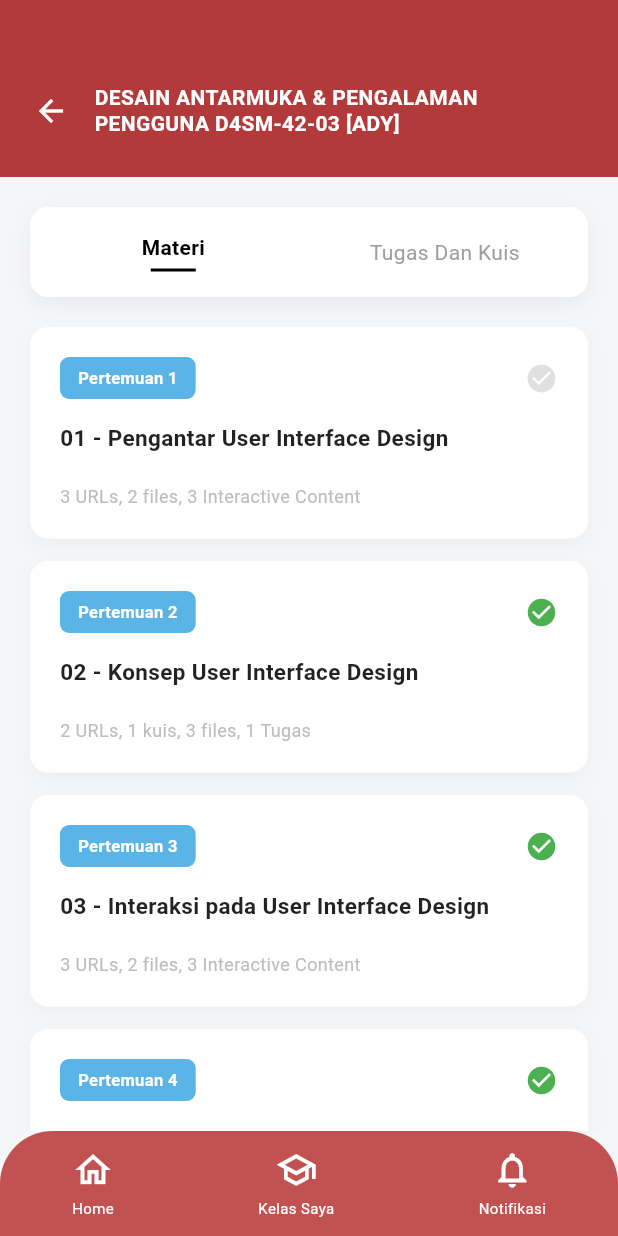
After one commit to JamaluddinNasrul/UAS-Flutter, a Flutter app: the screen it shows after launch, item 2 of the bottom bar chosen, after a tap on "2021/2", on a phone screen of 412 x 824 dp. The commit adds this screen. Run offline on Flutter 3.47's test engine with Material 3 defaults, Android fonts, the phone set to English and light mode, and no system bars; network calls fail.

Commit message:
Meneruskan Halaman Beranda

```diff
--- /dev/null
+++ b/lib/course_detail_page.dart
@@ -0,0 +1,380 @@
+import 'package:flutter/material.dart';
+
+class CourseDetailPage extends StatefulWidget {
+  final String courseTitle;
+
+  const CourseDetailPage({super.key, required this.courseTitle});
+
+  @override
+  State<CourseDetailPage> createState() => _CourseDetailPageState();
+}
+
+class _CourseDetailPageState extends State<CourseDetailPage> {
+  int activeTab = 0; // 0 for Materi, 1 for Tugas Dan Kuis
+
+  @override
+  Widget build(BuildContext context) {
+    return Scaffold(
+      backgroundColor: const Color(0xFFF5F6F8),
+      body: Column(
+        children: [
+          // Header
+          Container(
+            padding: const EdgeInsets.only(top: 50, left: 10, right: 20, bottom: 20),
+            color: const Color(0xFFB33A3A),
+            child: Row(
+              children: [
+                IconButton(
+                  icon: const Icon(Icons.arrow_back, color: Colors.white),
+                  onPressed: () => Navigator.pop(context),
+                ),
+                const SizedBox(width: 5),
+                Expanded(
+                  child: Text(
+                    widget.courseTitle,
+                    style: const TextStyle(
+                      color: Colors.white,
+                      fontSize: 14,
+                      fontWeight: FontWeight.bold,
+                      height: 1.2,
+                    ),
+                  ),
+                ),
+              ],
+            ),
+          ),
+
+          // Custom Tabs
+          Container(
+            margin: const EdgeInsets.all(20),
+            padding: const EdgeInsets.all(5),
+            decoration: BoxDecoration(
+              color: Colors.white,
+              borderRadius: BorderRadius.circular(12),
+              boxShadow: [
+                BoxShadow(
+                  color: Colors.black.withOpacity(0.05),
+                  blurRadius: 10,
+                  offset: const Offset(0, 5),
+                ),
+              ],
+            ),
+            child: Row(
+              children: [
+                _buildTabItem(0, 'Materi'),
+                _buildTabItem(1, 'Tugas Dan Kuis'),
+              ],
+            ),
+          ),
+
+          // Course Content List
+          Expanded(
+            child: activeTab == 0
+              ? _buildMateriList()
+              : _buildTugasKuisList(),
+          ),
+        ],
+      ),
+      bottomNavigationBar: Container(
+        height: 70,
+        width: double.infinity,
+        decoration: const BoxDecoration(
+          color: Color(0xFFC25151),
+          borderRadius: BorderRadius.only(
+            topLeft: Radius.circular(35),
+            topRight: Radius.circular(35),
+          ),
+        ),
+        child: Row(
+          mainAxisAlignment: MainAxisAlignment.spaceAround,
+          children: [
+            _buildNavItem(Icons.home_outlined, 'Home', false),
+            _buildNavItem(Icons.school_outlined, 'Kelas Saya', true),
+            _buildNavItem(Icons.notifications_outlined, 'Notifikasi', false),
+          ],
+        ),
+      ),
+    );
+  }
+
+  Widget _buildMateriList() {
+    return ListView(
+      padding: const EdgeInsets.symmetric(horizontal: 20),
+      children: [
+        _buildMeetingCard(
+          meetingNumber: 'Pertemuan 1',
+          title: '01 - Pengantar User Interface Design',
+          stats: '3 URLs, 2 files, 3 Interactive Content',
+          isCompleted: false,
+        ),
+        const SizedBox(height: 15),
+        _buildMeetingCard(
+          meetingNumber: 'Pertemuan 2',
+          title: '02 - Konsep User Interface Design',
+          stats: '2 URLs, 1 kuis, 3 files, 1 Tugas',
+          isCompleted: true,
+        ),
+        const SizedBox(height: 15),
+        _buildMeetingCard(
+          meetingNumber: 'Pertemuan 3',
+          title: '03 - Interaksi pada User Interface Design',
+          stats: '3 URLs, 2 files, 3 Interactive Content',
+          isCompleted: true,
+        ),
+        const SizedBox(height: 15),
+        _buildMeetingCard(
+          meetingNumber: 'Pertemuan 4',
+          title: '04 - Ethnographic Observation',
+          stats: '3 URLs, 2 files, 3 Interactive Content',
+          isCompleted: true,
+        ),
+        const SizedBox(height: 100),
+      ],
+    );
+  }
+
+  Widget _buildTugasKuisList() {
+    return ListView(
+      padding: const EdgeInsets.symmetric(horizontal: 20),
+      children: [
+        _buildAssessmentCard(
+          type: 'QUIZ',
+          title: 'Quiz Review 01',
+          deadline: 'Tenggat Waktu : 26 Februari 2021 23:59 WIB',
+          isCompleted: true,
+          icon: Icons.quiz_outlined,
+        ),
+        const SizedBox(height: 15),
+        _buildAssessmentCard(
+          type: 'Tugas',
+          title: 'Tugas 01 - UID Android Mobile Game',
+          deadline: 'Tenggat Waktu : 26 Februari 2021 23:59 WIB',
+          isCompleted: false,
+          icon: Icons.assignment_outlined,
+        ),
+        const SizedBox(height: 15),
+        _buildAssessmentCard(
+          type: 'Pertemuan 3',
+          title: 'Kuis - Assessment 2',
+          deadline: 'Tenggat Waktu : 26 Februari 2021 23:59 WIB',
+          isCompleted: true,
+          icon: Icons.quiz_outlined,
+        ),
+        const SizedBox(height: 100),
+      ],
+    );
+  }
+
+  Widget _buildAssessmentCard({
+    required String type,
+    required String title,
+    required String deadline,
+    required bool isCompleted,
+    required IconData icon,
+  }) {
+    return Container(
+      padding: const EdgeInsets.all(20),
+      decoration: BoxDecoration(
+        color: Colors.white,
+        borderRadius: BorderRadius.circular(12),
+        boxShadow: [
+          BoxShadow(
+            color: Colors.black.withOpacity(0.03),
+            blurRadius: 10,
+            offset: const Offset(0, 5),
+          ),
+        ],
+      ),
+      child: Column(
+        crossAxisAlignment: CrossAxisAlignment.start,
+        children: [
+          Row(
+            mainAxisAlignment: MainAxisAlignment.spaceBetween,
+            children: [
+              Container(
+                padding: const EdgeInsets.symmetric(horizontal: 12, vertical: 6),
+                decoration: BoxDecoration(
+                  color: const Color(0xFF5AB4E5),
+                  borderRadius: BorderRadius.circular(6),
+                ),
+                child: Text(
+                  type,
+                  style: const TextStyle(
+                    color: Colors.white,
+                    fontSize: 11,
+                    fontWeight: FontWeight.bold,
+                  ),
+                ),
+              ),
+              Icon(
+                Icons.check_circle,
+                color: isCompleted ? Colors.green : Colors.grey[300],
+                size: 22,
+              ),
+            ],
+          ),
+          const SizedBox(height: 15),
+          Row(
+            children: [
+              Icon(icon, size: 40, color: Colors.black87),
+              const SizedBox(width: 15),
+              Expanded(
+                child: Text(
+                  title,
+                  style: const TextStyle(
+                    fontSize: 15,
+                    fontWeight: FontWeight.w600,
+                    color: Colors.black87,
+                  ),
+                ),
+              ),
+            ],
+          ),
+          const SizedBox(height: 20),
+          Text(
+            deadline,
+            style: TextStyle(
+              color: Colors.grey[400],
+              fontSize: 11,
+            ),
+          ),
+        ],
+      ),
+    );
+  }
+
+  Widget _buildTabItem(int index, String label) {
+    bool isActive = activeTab == index;
+    return Expanded(
+      child: GestureDetector(
+        onTap: () => setState(() => activeTab = index),
+        child: Container(
+          padding: const EdgeInsets.symmetric(vertical: 12),
+          decoration: BoxDecoration(
+            color: Colors.white,
+            borderRadius: BorderRadius.circular(8),
+          ),
+          child: Column(
+            mainAxisSize: MainAxisSize.min,
+            children: [
+              Text(
+                label,
+                style: TextStyle(
+                  color: isActive ? Colors.black : Colors.grey,
+                  fontWeight: isActive ? FontWeight.bold : FontWeight.normal,
+                  fontSize: 14,
+                ),
+              ),
+              if (isActive)
+                Padding(
+                  padding: const EdgeInsets.only(top: 4),
+                  child: Container(
+                    width: 30,
+                    height: 2,
+                    color: Colors.black,
+                  ),
+                ),
+            ],
+          ),
+        ),
+      ),
+    );
+  }
+
+  Widget _buildMeetingCard({
+    required String meetingNumber,
+    required String title,
+    required String stats,
+    required bool isCompleted,
+  }) {
+    return Container(
+      padding: const EdgeInsets.all(20),
+      decoration: BoxDecoration(
+        color: Colors.white,
+        borderRadius: BorderRadius.circular(12),
+        boxShadow: [
+          BoxShadow(
+            color: Colors.black.withOpacity(0.03),
+            blurRadius: 10,
+            offset: const Offset(0, 5),
+          ),
+        ],
+      ),
+      child: Column(
+        crossAxisAlignment: CrossAxisAlignment.start,
+        children: [
+          Row(
+            mainAxisAlignment: MainAxisAlignment.spaceBetween,
+            children: [
+              Container(
+                padding: const EdgeInsets.symmetric(horizontal: 12, vertical: 6),
+                decoration: BoxDecoration(
+                  color: const Color(0xFF5AB4E5),
+                  borderRadius: BorderRadius.circular(6),
+                ),
+                child: Text(
+                  meetingNumber,
+                  style: const TextStyle(
+                    color: Colors.white,
+                    fontSize: 11,
+                    fontWeight: FontWeight.bold,
+                  ),
+                ),
+              ),
+              Icon(
+                Icons.check_circle,
+                color: isCompleted ? Colors.green : Colors.grey[300],
+                size: 22,
+              ),
+            ],
+          ),
+          const SizedBox(height: 15),
+          Text(
+            title,
+            style: const TextStyle(
+              fontSize: 15,
+              fontWeight: FontWeight.w600,
+              color: Colors.black87,
+            ),
+          ),
+          const SizedBox(height: 20),
+          Text(
+            stats,
+            style: TextStyle(
+              color: Colors.grey[400],
+              fontSize: 12,
+            ),
+          ),
+        ],
+      ),
+    );
+  }
+
+  Widget _buildNavItem(IconData icon, String label, bool isActive) {
+    return GestureDetector(
+      onTap: () {
+        if (label == 'Home') {
+          Navigator.of(context).popUntil((route) => route.isFirst);
+        }
+      },
+      child: Column(
+        mainAxisSize: MainAxisSize.min,
+        children: [
+          Icon(
+            icon,
+            color: Colors.white,
+            size: 28,
+          ),
+          const SizedBox(height: 4),
+          Text(
+            label,
+            style: const TextStyle(
+              color: Colors.white,
+              fontSize: 10,
+            ),
+          ),
+        ],
+      ),
+    );
+  }
+}
--- a/lib/home_page.dart
+++ b/lib/home_page.dart
@@ -1,6 +1,7 @@
 import 'package:flutter/material.dart';
 import 'package:dimmah/my_classes_page.dart';
 import 'package:dimmah/notifications_page.dart';
+import 'package:dimmah/course_detail_page.dart';
 
 class HomePage extends StatelessWidget {
   const HomePage({super.key});
@@ -205,12 +206,30 @@ class HomePage extends StatelessWidget {
                   ),
                   const SizedBox(height: 15),
                   // Class Progress Card
-                  Container(
+                  GestureDetector(
+                    onTap: () {
+                      Navigator.push(
+                        context,
+                        MaterialPageRoute(
+                          builder: (context) => const CourseDetailPage(
+                            courseTitle: 'DESAIN ANTARMUKA & PENGALAMAN PENGGUNA D4SM-42-03 [ADY]',
+                          ),
+                        ),
+                      );
+                    },
+                    child: Container(
                       width: double.infinity,
                       padding: const EdgeInsets.all(12),
                       decoration: BoxDecoration(
                         color: Colors.white,
                         borderRadius: BorderRadius.circular(12),
+                        boxShadow: [
+                          BoxShadow(
+                            color: Colors.black.withOpacity(0.02),
+                            blurRadius: 5,
+                            offset: const Offset(0, 2),
+                          ),
+                        ],
                       ),
                       child: Row(
                         crossAxisAlignment: CrossAxisAlignment.start,
@@ -270,6 +289,7 @@ class HomePage extends StatelessWidget {
                             ),
                           ),
                         ],
+                      ),
                     ),
                   ),
                   const SizedBox(height: 100), // Space for bottom nav
--- a/lib/my_classes_page.dart
+++ b/lib/my_classes_page.dart
@@ -1,5 +1,6 @@
 import 'package:flutter/material.dart';
 import 'package:dimmah/notifications_page.dart';
+import 'package:dimmah/course_detail_page.dart';
 
 class MyClassesPage extends StatelessWidget {
   const MyClassesPage({super.key});
@@ -36,6 +37,7 @@ class MyClassesPage extends StatelessWidget {
         padding: const EdgeInsets.all(20),
         children: [
           _buildClassItem(
+            context: context,
             imageUrl: 'https://via.placeholder.com/80/FFC107/FFFFFF?text=UI/UX',
             year: '2021/2',
             title: 'DESAIN ANTARMUKA & PENGALAMAN PENGGUNA D4SM-42-03 [ADY]',
@@ -44,6 +46,7 @@ class MyClassesPage extends StatelessWidget {
           ),
           const SizedBox(height: 25),
           _buildClassItem(
+            context: context,
             imageUrl: 'https://via.placeholder.com/80/B31B1B/FFFFFF?text=Pkn',
             year: '2021/2',
             title: 'KEWARGANEGARAAN D4SM-41-GAB1 [BBD], JUMAT 2',
@@ -52,6 +55,7 @@ class MyClassesPage extends StatelessWidget {
           ),
           const SizedBox(height: 25),
           _buildClassItem(
+            context: context,
             imageUrl: 'https://via.placeholder.com/80/FFFFFF/000000?text=OS',
             year: '2021/2',
             title: 'SISTEM OPERASI D4SM-44-02 [DOS]',
@@ -60,6 +64,7 @@ class MyClassesPage extends StatelessWidget {
           ),
           const SizedBox(height: 25),
           _buildClassItem(
+            context: context,
             imageUrl: 'https://via.placeholder.com/80/4DD0E1/FFFFFF?text=Mobile',
             year: '2021/2',
             title: 'PEMROGRAMAN PERANGKAT BERGERAK MULTIMEDIA D4SM-41-GAB1 [APJ]',
@@ -92,13 +97,23 @@ class MyClassesPage extends StatelessWidget {
   }
 
   Widget _buildClassItem({
+    required BuildContext context,
     required String imageUrl,
     required String year,
     required String title,
     required double progress,
     required String progressText,
   }) {
-    return Row(
+    return GestureDetector(
+      onTap: () {
+        Navigator.push(
+          context,
+          MaterialPageRoute(
+            builder: (context) => CourseDetailPage(courseTitle: title),
+          ),
+        );
+      },
+      child: Row(
         crossAxisAlignment: CrossAxisAlignment.start,
         children: [
           Container(
@@ -164,6 +179,7 @@ class MyClassesPage extends StatelessWidget {
             ),
           ),
         ],
+      ),
     );
   }
 
```
Lines whose indentation alone changed are shown as unchanged.
